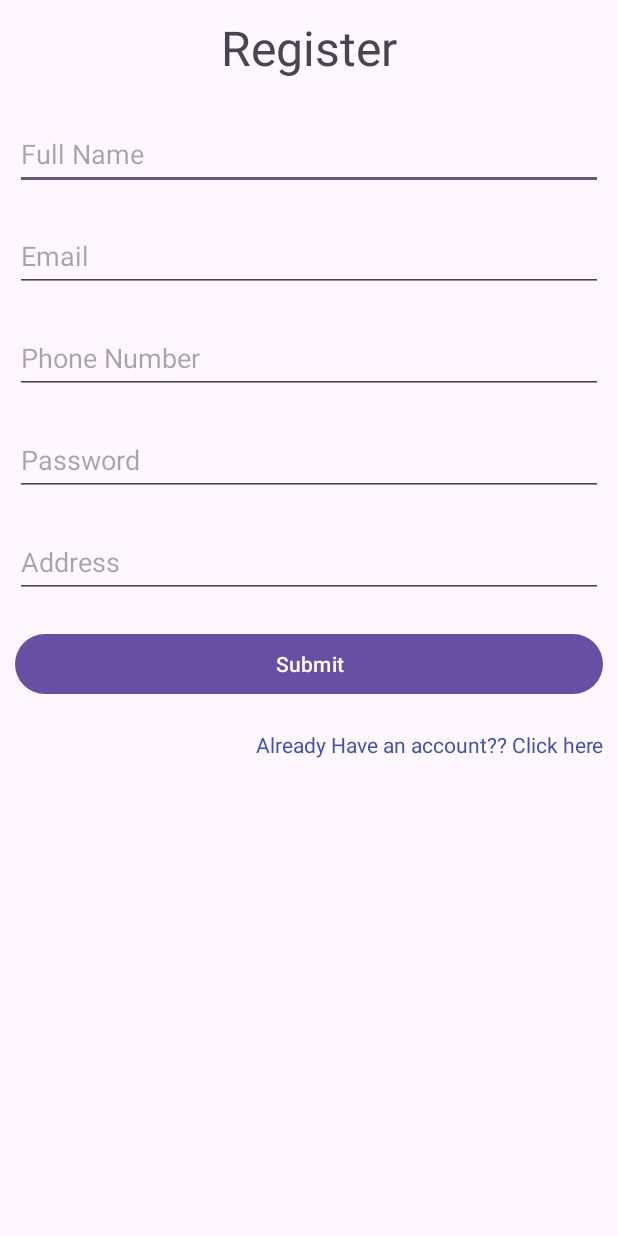
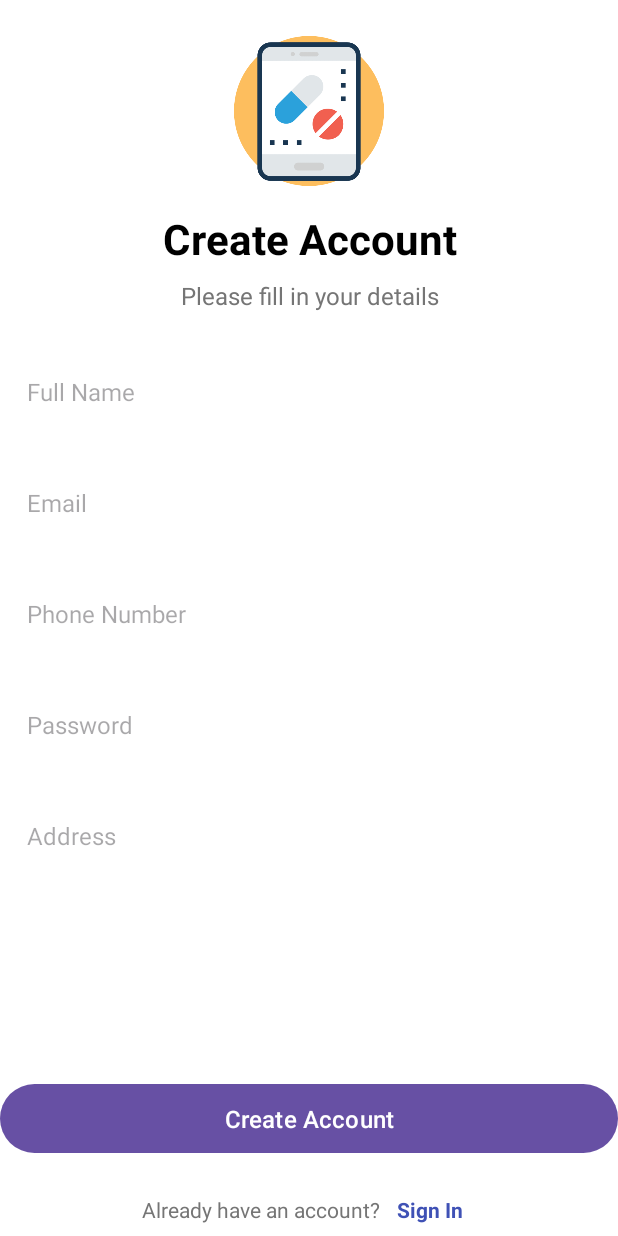
Before and after one commit to SarjakNEPAL/Aausadhi, an Android app: the RegisterActivity screen opened directly, with no data from a screen before it, on a phone screen of 412 x 824 dp. Run offline under Robolectric (Android 15) with nearby library versions, the phone set to English and light mode, and no system bars; our stand-ins replace Firebase (no records; nobody signed in at launch, a user with empty details on screens opened directly).

Commit message:
Register fronend

```diff
--- a/app/src/main/res/layout/activity_register.xml
+++ b/app/src/main/res/layout/activity_register.xml
@@ -4,88 +4,189 @@
     xmlns:tools="http://schemas.android.com/tools"
     android:id="@+id/main"
     android:layout_width="match_parent"
+    android:layout_height="match_parent"
     android:orientation="vertical"
-    android:layout_height="match_parent"
+    android:background="@color/white"
+    android:padding="24dp"
     tools:context=".ui.activity.RegisterActivity">
+
+    <ImageView
+        android:id="@+id/logoImage"
+        android:layout_width="100dp"
+        android:layout_height="100dp"
+        android:layout_gravity="center"
+        android:layout_marginTop="24dp"
+        android:src="@drawable/logo"
+        android:contentDescription="App Logo" />
+
     <TextView
         android:id="@+id/NameLoginTitle"
         android:layout_width="match_parent"
         android:layout_height="wrap_content"
-        android:text="Register"
-        android:textSize="32dp"
+        android:text="Create Account"
+        android:textSize="28sp"
+        android:textStyle="bold"
+        android:textColor="@color/black"
         android:textAlignment="center"
-        android:layout_marginBottom="15dp"
-        android:layout_marginTop="10dp"
-        />
+        android:layout_marginTop="16dp"
+        android:layout_marginBottom="8dp" />
+
+    <TextView
+        android:layout_width="match_parent"
+        android:layout_height="wrap_content"
+        android:text="Please fill in your details"
+        android:textSize="16sp"
+        android:textColor="#757575"
+        android:textAlignment="center"
+        android:layout_marginBottom="24dp" />
+
+    <ScrollView
+        android:layout_width="match_parent"
+        android:layout_height="0dp"
+        android:layout_weight="1">
+
+        <LinearLayout
+            android:layout_width="match_parent"
+            android:layout_height="wrap_content"
+            android:orientation="vertical">
+
+            <LinearLayout
+                android:layout_width="match_parent"
+                android:layout_height="wrap_content"
+
+                android:layout_marginBottom="16dp"
+                android:padding="2dp">
 
                 <EditText
                     android:id="@+id/NameReg"
                     android:layout_width="match_parent"
                     android:layout_height="wrap_content"
-        android:layout_margin="10dp"
-        android:ems="10"
+                    android:background="@null"
                     android:hint="Full Name"
-        android:inputType="text"
-        android:minHeight="48dp" />
+                    android:inputType="textPersonName"
+                    android:padding="16dp"
+                    android:textSize="16sp"
+
+                    android:drawablePadding="12dp" />
+            </LinearLayout>
+
+            <LinearLayout
+                android:layout_width="match_parent"
+                android:layout_height="wrap_content"
+
+                android:layout_marginBottom="16dp"
+                android:padding="2dp">
 
                 <EditText
                     android:id="@+id/editEmailReg"
                     android:layout_width="match_parent"
                     android:layout_height="wrap_content"
-        android:layout_margin="10dp"
-        android:ems="10"
+                    android:background="@null"
                     android:hint="Email"
-        android:inputType="text"
-        android:minHeight="48dp" />
+                    android:inputType="textEmailAddress"
+                    android:padding="16dp"
+                    android:textSize="16sp"
+
+                    android:drawablePadding="12dp" />
+            </LinearLayout>
+
+            <LinearLayout
+                android:layout_width="match_parent"
+                android:layout_height="wrap_content"
+
+                android:layout_marginBottom="16dp"
+                android:padding="2dp">
 
                 <EditText
                     android:id="@+id/phoneReg"
                     android:layout_width="match_parent"
                     android:layout_height="wrap_content"
-        android:layout_margin="10dp"
-        android:ems="10"
+                    android:background="@null"
                     android:hint="Phone Number"
                     android:inputType="phone"
-        android:minHeight="48dp" />
+                    android:padding="16dp"
+                    android:textSize="16sp"
+
+                    android:drawablePadding="12dp" />
+            </LinearLayout>
+
+            <LinearLayout
+                android:layout_width="match_parent"
+                android:layout_height="wrap_content"
+
+                android:layout_marginBottom="16dp"
+                android:padding="2dp">
 
                 <EditText
                     android:id="@+id/passwordReg"
                     android:layout_width="match_parent"
                     android:layout_height="wrap_content"
-        android:layout_margin="10dp"
-        android:ems="10"
+                    android:background="@null"
                     android:hint="Password"
                     android:inputType="textPassword"
-        android:minHeight="48dp" />
+                    android:padding="16dp"
+                    android:textSize="16sp"
 
+                    android:drawablePadding="12dp" />
+            </LinearLayout>
+
+            <LinearLayout
+                android:layout_width="match_parent"
+                android:layout_height="wrap_content"
+
+                android:layout_marginBottom="16dp"
+                android:padding="2dp">
 
                 <EditText
                     android:id="@+id/addrReg"
                     android:layout_width="match_parent"
                     android:layout_height="wrap_content"
-        android:layout_margin="10dp"
-        android:ems="10"
+                    android:background="@null"
                     android:hint="Address"
-        android:inputType="text"
-        android:minHeight="48dp" />
+                    android:inputType="textPostalAddress"
+                    android:padding="16dp"
+                    android:textSize="16sp"
+
+                    android:drawablePadding="12dp" />
+            </LinearLayout>
+
+        </LinearLayout>
+    </ScrollView>
 
     <Button
         android:id="@+id/submitButtonReg"
         android:layout_width="match_parent"
         android:layout_height="wrap_content"
-        android:layout_margin="10dp"
-        android:text="Submit"
+        android:layout_marginTop="16dp"
+        android:layout_marginBottom="16dp"
+        android:padding="12dp"
+        android:text="Create Account"
+        android:textAllCaps="false"
+        android:textSize="16sp"
         />
+
+    <LinearLayout
+        android:layout_width="match_parent"
+        android:layout_height="wrap_content"
+        android:orientation="horizontal"
+        android:gravity="center">
+
+        <TextView
+            android:layout_width="wrap_content"
+            android:layout_height="wrap_content"
+            android:text="Already have an account? "
+            android:textColor="#757575"
+            android:textSize="14sp" />
 
         <TextView
             android:id="@+id/loginHREF"
-        android:layout_width="match_parent"
+            android:layout_width="wrap_content"
             android:layout_height="wrap_content"
-        android:text="Already Have an account?? Click here"
-        android:textAlignment="viewEnd"
+            android:text="Sign In"
             android:textColor="@color/blue"
-        android:layout_margin="10dp"
-
-        />
+            android:textSize="14sp"
+            android:textStyle="bold"
+            android:padding="8dp" />
+    </LinearLayout>
 
 </LinearLayout>
```
Lines whose indentation alone changed are shown as unchanged.
